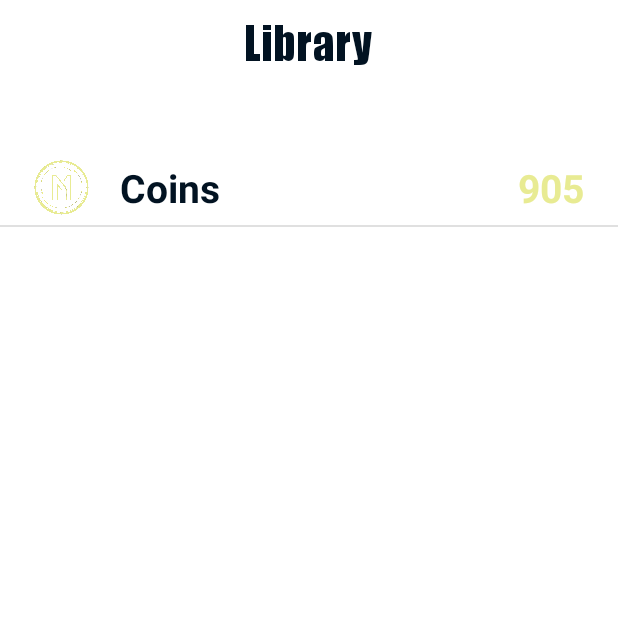
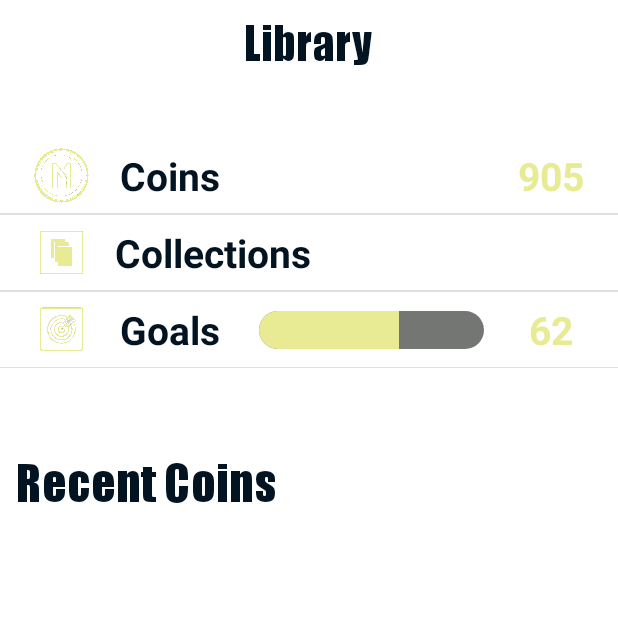
Before and after one commit to JoshMkhari/Mynt-Android, an Android app: the screen it shows after launch (MainActivity), on a phone screen of 412 x 824 dp, the top half of it. Run offline under Robolectric (Android 15) with nearby library versions, the phone set to English and light mode, and no system bars.

Commit message:
Library nav done, Start of library coin list

```diff
--- a/app/src/main/java/com/example/mynt/homeAct/LibraryFragment.java
+++ b/app/src/main/java/com/example/mynt/homeAct/LibraryFragment.java
@@ -29,12 +29,21 @@ public class LibraryFragment extends Fragment {
         optionListView = (ListView) libraryView.findViewById(R.id.libraryOptionsListView);
 
         ArrayList<Library_Options_Model> libraryOptionsList = new ArrayList<>();
-        Library_Options_Model library_options_model = new Library_Options_Model( R.drawable.app_logo,
+
+        libraryOptionsList.add(new Library_Options_Model( R.drawable.app_logo,
                 getResources().getString(R.string.library_option_coins),
                 0,
-                905);
+                905));
 
-        libraryOptionsList.add(library_options_model);
+        libraryOptionsList.add(new Library_Options_Model( R.drawable.collection_icon,
+                getResources().getString(R.string.library_option_collections),
+                0,
+                0));
+
+        libraryOptionsList.add(new Library_Options_Model( R.drawable.goal_icon,
+                getResources().getString(R.string.library_option_goals),
+                62,
+                62));
         //libraryOptionsList.add(library_options_model);
         //libraryOptionsList.add(library_options_model);
 
--- a/app/src/main/java/com/example/mynt/homeAct/Library_Options_ListAdapter.java
+++ b/app/src/main/java/com/example/mynt/homeAct/Library_Options_ListAdapter.java
@@ -54,16 +54,13 @@ public class Library_Options_ListAdapter extends BaseAdapter {
         TextView optionName = convertView.findViewById(R.id.library_nav_optionName);
         ProgressBar optionProgress = convertView.findViewById(R.id.progressBar);
         TextView optionValue = convertView.findViewById(R.id.library_nav_value);
-        //optionProgress.setProgress(this.libraryOptionsList.get(position).progress);
-        //optionValue.setText(this.libraryOptionsList.get(position).progress+"%");
+
         optionName.setText(this.libraryOptionsList.get(position).optionName);
-        Toast.makeText(context, "position " + position, Toast.LENGTH_SHORT).show();
         switch (position)
         {
             case 0:
                 optionIcon.setBackgroundResource(R.drawable.app_logo);
-                optionValue.setText(this.libraryOptionsList.get(position).optionValue);
-                optionValue.setVisibility(View.VISIBLE);
+                optionValue.setText(this.libraryOptionsList.get(position).optionValue+"");
                 optionProgress.setVisibility(View.INVISIBLE);
                 break;
             case 1:
@@ -73,8 +70,8 @@ public class Library_Options_ListAdapter extends BaseAdapter {
                 break;
             default:
                 optionIcon.setBackgroundResource(R.drawable.goal_icon);
-                optionValue.setVisibility(View.VISIBLE);
-                optionProgress.setVisibility(View.VISIBLE);
+                optionValue.setText(this.libraryOptionsList.get(position).optionValue+"");
+                optionProgress.setProgress(this.libraryOptionsList.get(position).progress);
                 break;
         }
 
--- /dev/null
+++ b/app/src/main/res/drawable/coin_background.xml
@@ -0,0 +1,4 @@
+<?xml version="1.0" encoding="utf-8"?>
+<shape xmlns:android="http://schemas.android.com/apk/res/android">
+           <solid android:color="@color/black"/>
+</shape>
--- a/app/src/main/res/layout/fragment_library.xml
+++ b/app/src/main/res/layout/fragment_library.xml
@@ -29,10 +29,26 @@
         android:layout_width="match_parent"
         android:layout_height="153dp"
 
-        android:layout_marginTop="100dp"
+        android:layout_marginTop="92dp"
         app:layout_constraintEnd_toEndOf="parent"
 
+        app:layout_constraintHorizontal_bias="0.0"
         app:layout_constraintStart_toStartOf="parent"
         app:layout_constraintTop_toTopOf="parent"
         tools:listitem="@layout/library_navigation_listview" />
+
+    <TextView
+        android:id="@+id/RecentCoins_textview"
+        android:layout_width="wrap_content"
+        android:layout_height="wrap_content"
+        android:text="@string/library_recent_coins"
+        android:fontFamily="@font/impact"
+        android:textSize="32sp"
+        android:textColor="?colorSecondaryVariant"
+        app:layout_constraintBottom_toBottomOf="parent"
+        app:layout_constraintEnd_toEndOf="parent"
+        app:layout_constraintHorizontal_bias="0.045"
+        app:layout_constraintStart_toStartOf="parent"
+        app:layout_constraintTop_toTopOf="parent"
+        app:layout_constraintVertical_bias="0.383" />
 </androidx.constraintlayout.widget.ConstraintLayout>
--- a/app/src/main/res/values/strings.xml
+++ b/app/src/main/res/values/strings.xml
@@ -19,4 +19,5 @@
     <string name="library_option_collections">Collections</string>
     <string name="library_option_goals">Goals</string>
     <string name="library_nav_icon">Displays Icon</string>
+    <string name="library_recent_coins">Recent Coins</string>
 </resources>
```
Also changed, not shown: app/src/main/res/drawable/coin_library_overlay.xml (added, +10 -0 lines), app/src/main/res/layout/library_recent_coins_listview.xml (added, +67 -0 lines), app/src/main/res/drawable-v24/two_rand.png (added).
